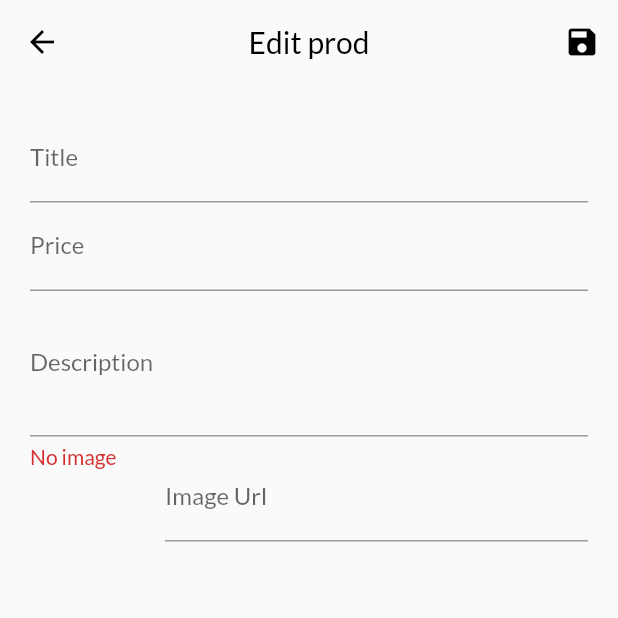
After one commit to talented-vicky/shop_app, a Flutter app: the EditProduct screen opened by its route, after a tap on the "save" icon, on a phone screen of 412 x 824 dp, the top half of it. The commit adds this screen. Run offline on Flutter 3.47's test engine with Material 2 defaults, Android fonts, the phone set to English and light mode, and no system bars; network calls fail.

Commit message:
created a 'manage products' section for users and added form to accommodate user input while saving user data

```diff
--- a/lib/main.dart
+++ b/lib/main.dart
@@ -9,6 +9,8 @@ import './views/products_page.dart';
 import './views/product_detail.dart';
 import './views/order_page.dart';
 import './views/cart_page.dart';
+import './views/user_products.dart';
+import './views/edit_product.dart';
 
 void main() => runApp(const MyApp());
 
@@ -39,7 +41,9 @@ class MyApp extends StatelessWidget {
             routes: {
               ProductDetail.routename: (ctxt) => const ProductDetail(),
               CartPage.routeName: (ctxt) => const CartPage(),
-              OrderPage.routeName: (ctxt) => const OrderPage()
+              OrderPage.routeName: (ctxt) => const OrderPage(),
+              UserProducts.routeName: (ctxt) => const UserProducts(),
+              EditProduct.routeName: (ctxt) => const EditProduct(),
             },
           ));
 }
--- a/lib/views/cart_page.dart
+++ b/lib/views/cart_page.dart
@@ -15,7 +15,6 @@ class CartPage extends StatelessWidget {
   Widget build(BuildContext context) {
     // setting up a listener (that causes app rebuild)
     final cart = Provider.of<Cart>(context);
-    // final order = Provider.of<Order>(context);
 
     return Container(
         child: Scaffold(
@@ -52,7 +51,7 @@ class CartPage extends StatelessWidget {
                                     cart.totalAmount,
                                   );
                                   // now clear Cart
-                                  cart.clearCart;
+                                  cart.clearCart();
                                 },
                                 child: Text(
                                   "Order Now!",
--- /dev/null
+++ b/lib/views/edit_product.dart
@@ -0,0 +1,153 @@
+import 'package:flutter/material.dart';
+
+import '../providers/product.dart';
+
+class EditProduct extends StatefulWidget {
+  static const routeName = '/edit-product';
+
+  const EditProduct({super.key});
+
+  @override
+  State<EditProduct> createState() => _EditProductState();
+}
+
+class _EditProductState extends State<EditProduct> {
+  final _priceFocus = FocusNode();
+  final _descFocus = FocusNode();
+  final _imgUrlCtrl = TextEditingController();
+  final _imgFocus = FocusNode();
+  final _formKey = GlobalKey<FormState>();
+  // gives me access to the state of the form in this widget
+
+  var _editProd = Product(
+    id: null.toString(),
+    title: "",
+    imageUrl: "",
+    description: "",
+    price: 0,
+  );
+
+  @override
+  void initState() {
+    _imgFocus.addListener(_updateImgFocus);
+    super.initState();
+  }
+
+  void _updateImgFocus() {
+    if (!_imgFocus.hasFocus) {
+      setState(() {
+        // I'm not doing anything, but calling set state
+        // lowkey updates the UI or invokes setstate
+      });
+    }
+  }
+
+  @override
+  void dispose() {
+    _priceFocus.dispose();
+    _descFocus.dispose();
+    _imgUrlCtrl.dispose();
+    _imgFocus.removeListener(_updateImgFocus);
+    // remove listener before disposing imagefocus
+    _imgFocus.dispose();
+    super.dispose();
+  }
+
+  void _submitForm() {
+    _formKey.currentState!.save();
+    // this ensures I have all my input saved securely
+    print(_editProd.description);
+    print(_editProd.title);
+    print(_editProd.imageUrl);
+    print(_editProd.price);
+  }
+
+  @override
+  Widget build(BuildContext context) => Scaffold(
+      appBar: AppBar(
+        title: const Text("Edit prod", style: TextStyle(color: Colors.black)),
+        forceMaterialTransparency: true,
+        centerTitle: true,
+        iconTheme: const IconThemeData(color: Colors.black),
+        actions: [
+          IconButton(
+              onPressed: () => _submitForm(), icon: const Icon(Icons.save))
+        ],
+      ),
+      body: Padding(
+        padding: const EdgeInsets.all(20.0),
+        child: Form(
+            key: _formKey,
+            child: SingleChildScrollView(
+                child: Column(children: [
+              TextFormField(
+                  decoration: const InputDecoration(labelText: 'Title'),
+                  textInputAction: TextInputAction.next,
+                  onFieldSubmitted: (_) =>
+                      FocusScope.of(context).requestFocus(_priceFocus),
+                  onSaved: (input) => _editProd = Product(
+                      id: null.toString(),
+                      title: input!,
+                      // I now store what was entered in this
+                      // particular text_form_field
+                      imageUrl: _editProd.imageUrl,
+                      // I'm just keeping the existing edited
+                      // product and storing it in this obj
+                      description: _editProd.description,
+                      price: _editProd.price)),
+              TextFormField(
+                  decoration: const InputDecoration(labelText: 'Price'),
+                  focusNode: _priceFocus,
+                  keyboardType: TextInputType.number,
+                  textInputAction: TextInputAction.next,
+                  onFieldSubmitted: (_) =>
+                      FocusScope.of(context).requestFocus(_descFocus),
+                  onSaved: (input) => _editProd = Product(
+                      id: null.toString(),
+                      title: _editProd.title,
+                      imageUrl: _editProd.imageUrl,
+                      description: _editProd.description,
+                      price: double.parse(input!))),
+              TextFormField(
+                  decoration: const InputDecoration(labelText: "Description"),
+                  focusNode: _descFocus,
+                  maxLines: 3,
+                  keyboardType: TextInputType.multiline,
+                  onSaved: (input) => _editProd = Product(
+                      id: null.toString(),
+                      title: _editProd.title,
+                      imageUrl: _editProd.imageUrl,
+                      description: input!,
+                      price: _editProd.price)),
+              Row(crossAxisAlignment: CrossAxisAlignment.end, children: [
+                Container(
+                  padding: const EdgeInsets.only(top: 5, right: 5),
+                  height: 70,
+                  width: 90,
+                  child: _imgUrlCtrl.text.isEmpty
+                      ? Text('No image',
+                          style: TextStyle(
+                              color: Theme.of(context).colorScheme.error))
+                      : Image.network(_imgUrlCtrl.text, fit: BoxFit.cover),
+                ),
+                Expanded(
+                    child: TextFormField(
+                        decoration:
+                            const InputDecoration(label: Text("Image Url")),
+                        keyboardType: TextInputType.url,
+                        controller: _imgUrlCtrl,
+                        focusNode: _imgFocus,
+                        textInputAction: TextInputAction.done,
+                        onFieldSubmitted: (_) => _submitForm(),
+                        // calling the submitForm func fetches the obj
+                        // in the onsaved callback
+                        onSaved: (input) => _editProd = Product(
+                            id: null.toString(),
+                            title: _editProd.title,
+                            imageUrl: input!,
+                            description: _editProd.description,
+                            price: _editProd.price))),
+              ])
+            ]))),
+      ));
+}
--- a/lib/widgets/product_item.dart
+++ b/lib/widgets/product_item.dart
@@ -45,10 +45,10 @@ class ProductItem extends StatelessWidget {
                   onPressed: () {
                     cart.addItem(product.id, product.title, product.price);
                     // whenever I click the add-to-cart button on each product
-                    // Scaffold.of(context).hideSnackBar
-                    Scaffold.of(context).showSnackBar(SnackBar(
+                    ScaffoldMessenger.of(context).hideCurrentSnackBar();
+                    ScaffoldMessenger.of(context).showSnackBar(SnackBar(
                         content: const Text("Successfully Added Item to Cart"),
-                        duration: const Duration(seconds: 4),
+                        duration: const Duration(seconds: 5),
                         action: SnackBarAction(
                           label: "UNDO",
                           onPressed: () => cart.undoItem(product.id),
--- /dev/null
+++ b/lib/widgets/user_prod_item.dart
@@ -0,0 +1,22 @@
+import 'package:flutter/material.dart';
+
+class UserProductItem extends StatelessWidget {
+  final String title, image;
+  const UserProductItem({super.key, required this.title, required this.image});
+
+  @override
+  Widget build(BuildContext context) => ListTile(
+      title: Text(title),
+      leading: CircleAvatar(backgroundImage: NetworkImage(image)),
+      trailing: Container(
+        width: 100,
+        child: Row(children: [
+          IconButton(onPressed: () {}, icon: const Icon(Icons.edit)),
+          IconButton(
+            onPressed: () {},
+            icon:
+                Icon(Icons.delete, color: Theme.of(context).colorScheme.error),
+          )
+        ]),
+      ));
+}
```
Also changed, not shown: lib/views/user_products.dart (added, +45 -0 lines), lib/widgets/nav_drawer.dart (+8 -0 lines).
